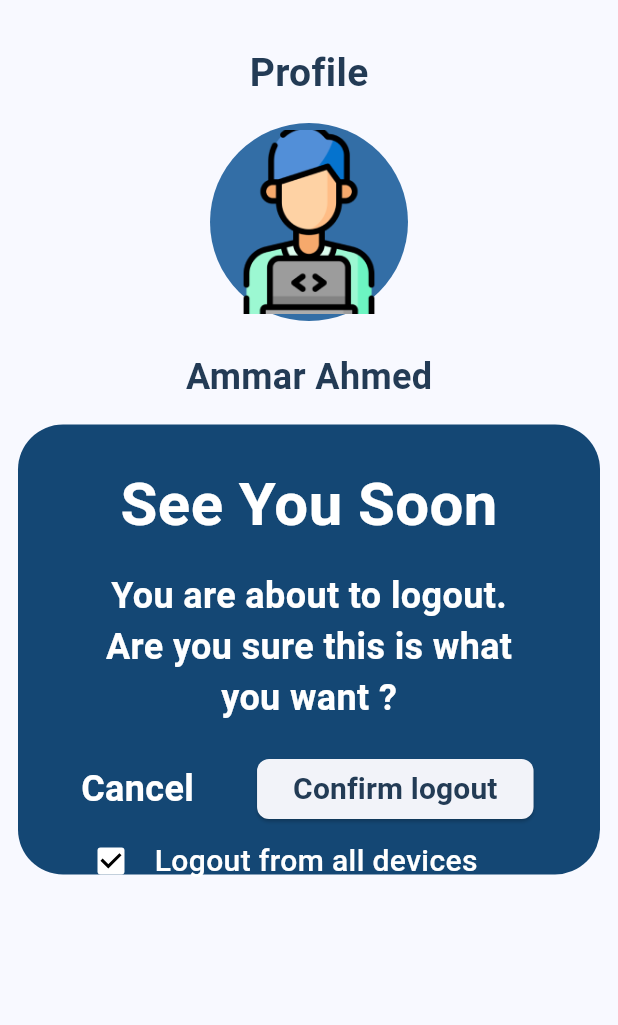
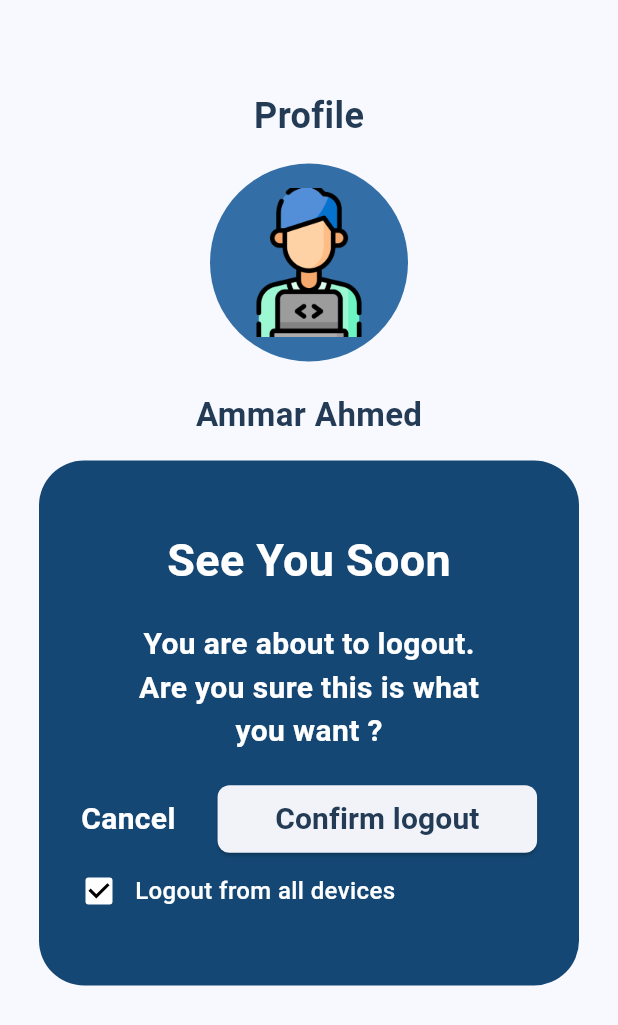
Before and after one commit to aboda97/markiz_elamal_team-12, a Flutter app: the LogoutViewBody screen opened directly, on a phone screen of 412 x 824 dp. Shown: the top 1025 px of the screen. Run offline on Flutter 3.47's test engine with Material 3 defaults, Android fonts, the phone set to English and light mode, and no system bars; our stand-ins replace easy_date_timeline, flutter_screenutil, google_fonts, shared_preferences, smooth_page_indicator; accounts and stored records are empty.

```diff
--- a/lib/features/logout_feature/presentation/widgets/logout_view_body.dart
+++ b/lib/features/logout_feature/presentation/widgets/logout_view_body.dart
@@ -18,12 +18,12 @@ class _LogoutViewBodyState extends State<LogoutViewBody> {
         child: Column(
           children: [
             const Padding(
-              padding: EdgeInsets.only(top: 30, bottom: 15),
+              padding: EdgeInsets.only(top: 60, bottom: 15),
               child: Text(
                 "Profile",
                 style: TextStyle(
                   color: kLogoutTextColor,
-                  fontSize: 26,
+                  fontSize: 24,
                   fontWeight: FontWeight.w700,
                 ),
               ),
@@ -33,7 +33,11 @@ class _LogoutViewBodyState extends State<LogoutViewBody> {
               child: CircleAvatar(
                 radius: 66,
                 backgroundColor: kPrimaryColor,
-                child: Image.asset(AppPaths.logoutImage),
+                child: Image.asset(
+                  AppPaths.logoutImage,
+                  height: 99,
+                  width: 106,
+                ),
               ),
             ),
             const Padding(
@@ -42,34 +46,34 @@ class _LogoutViewBodyState extends State<LogoutViewBody> {
                 "Ammar Ahmed",
                 style: TextStyle(
                   color: kLogoutTextColor,
-                  fontSize: 24,
+                  fontSize: 22,
                   fontWeight: FontWeight.w600,
                 ),
               ),
             ),
             Container(
-              height: 300,
-              width: 388,
+              height: 350,
+              width: 360,
               decoration: const BoxDecoration(
                 color: kLogoutConColor,
                 borderRadius: BorderRadius.all(Radius.circular(30)),
               ),
               child: Column(
                 children: [
-                  const SizedBox(height: 25),
+                  const SizedBox(height: 45),
                   const Text(
                     'See You Soon',
                     style: TextStyle(
-                      fontSize: 40,
+                      fontSize: 30,
                       fontWeight: FontWeight.w700,
                       color: kWhiteColor,
                     ),
                   ),
-                  const SizedBox(height: 15),
+                  const SizedBox(height: 20),
                   const Text(
                     'You are about to logout.',
                     style: TextStyle(
-                      fontSize: 24,
+                      fontSize: 20,
                       fontWeight: FontWeight.w700,
                       color: kWhiteColor,
                     ),
@@ -77,7 +81,7 @@ class _LogoutViewBodyState extends State<LogoutViewBody> {
                   const Text(
                     'Are you sure this is what',
                     style: TextStyle(
-                      fontSize: 24,
+                      fontSize: 20,
                       fontWeight: FontWeight.w700,
                       color: kWhiteColor,
                     ),
@@ -85,7 +89,7 @@ class _LogoutViewBodyState extends State<LogoutViewBody> {
                   const Text(
                     'you want ?',
                     style: TextStyle(
-                      fontSize: 24,
+                      fontSize: 20,
                       fontWeight: FontWeight.w700,
                       color: kWhiteColor,
                     ),
@@ -94,18 +98,19 @@ class _LogoutViewBodyState extends State<LogoutViewBody> {
                   Row(
                     mainAxisAlignment: MainAxisAlignment.start,
                     children: [
-                      const SizedBox(width: 42),
+                      const SizedBox(width: 28),
                       const Text(
                         'Cancel',
                         style: TextStyle(
-                          fontSize: 24,
+                          fontSize: 20,
                           fontWeight: FontWeight.w700,
                           color: kWhiteColor,
                         ),
                       ),
-                      const SizedBox(width: 42),
+                      const SizedBox(width: 28),
                       ElevatedButton(
                         style: ElevatedButton.styleFrom(
+                          fixedSize: const Size(213, 45),
                           shape: RoundedRectangleBorder(
                             borderRadius: BorderRadius.circular(8),
                           ),
@@ -124,18 +129,17 @@ class _LogoutViewBodyState extends State<LogoutViewBody> {
                   ),
                   Row(
                     children: [
-                      const SizedBox(width: 38),
+                      const SizedBox(width: 16),
                       Checkbox(
                         activeColor: kWhiteColor,
                         checkColor: kBlackColor,
                         value: true,
                         onChanged: (value) {},
                       ),
-                      const SizedBox(width: 5),
                       const Text(
                         'Logout from all devices',
                         style: TextStyle(
-                          fontSize: 20,
+                          fontSize: 16,
                           fontWeight: FontWeight.w500,
                           color: kWhiteColor,
                         ),
```
